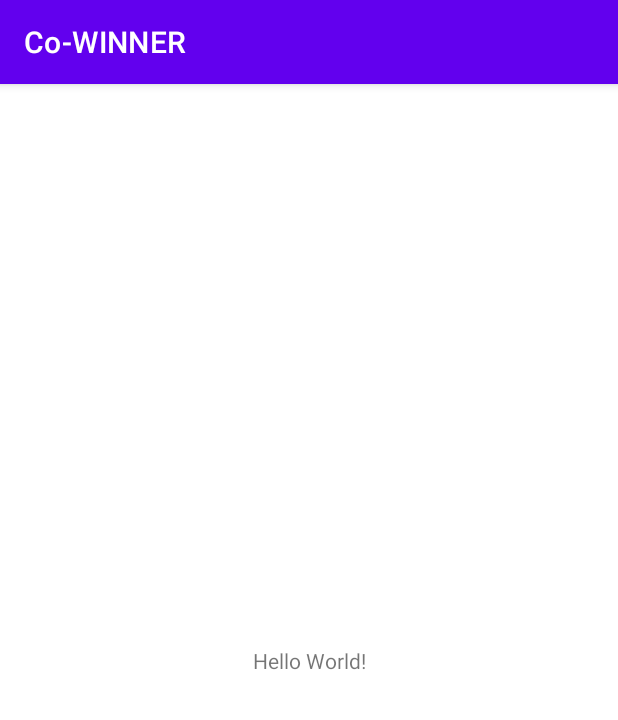
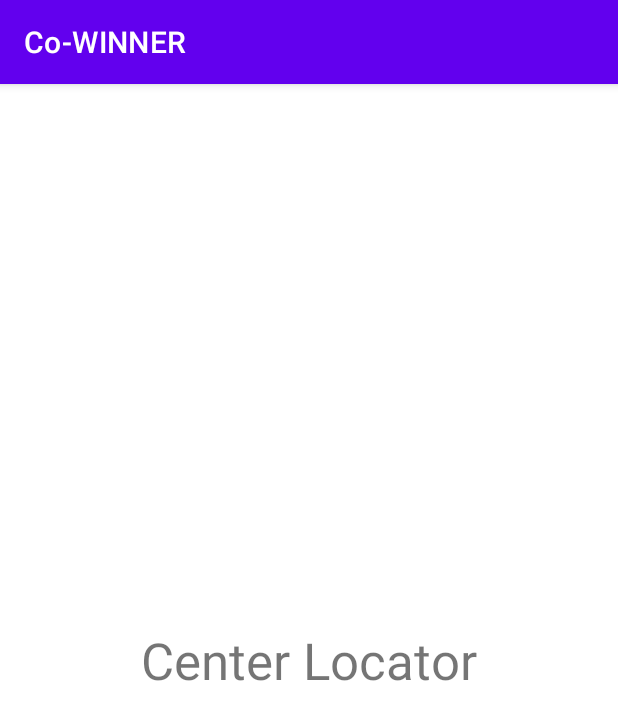
Before and after one commit to Nikhil-Gupta-ind/Co-WINNER, an Android app: the screen it shows after launch (MainActivity), on a phone screen of 412 x 824 dp. Shown: the top 720 px of the screen. Run offline under Robolectric (Android 15) with nearby library versions, the phone set to English and light mode, and no system bars.

Commit message:
Center Locator Activity

```diff
--- a/app/build.gradle
+++ b/app/build.gradle
@@ -21,6 +21,9 @@ android {
             proguardFiles getDefaultProguardFile('proguard-android-optimize.txt'), 'proguard-rules.pro'
         }
     }
+    buildFeatures{
+        viewBinding true
+    }
     compileOptions {
         sourceCompatibility JavaVersion.VERSION_1_8
         targetCompatibility JavaVersion.VERSION_1_8
--- a/app/src/main/java/com/NikhilGupta/co_winner/MainActivity.java
+++ b/app/src/main/java/com/NikhilGupta/co_winner/MainActivity.java
@@ -2,13 +2,33 @@ package com.NikhilGupta.co_winner;
 
 import androidx.appcompat.app.AppCompatActivity;
 
+import android.content.Intent;
 import android.os.Bundle;
+import android.view.View;
+
+import com.NikhilGupta.co_winner.databinding.ActivityMainBinding;
 
 public class MainActivity extends AppCompatActivity {
 
     @Override
+    public void onBackPressed() {
+        finishAffinity();
+    }
+
+    ActivityMainBinding binding;
+    @Override
     protected void onCreate(Bundle savedInstanceState) {
         super.onCreate(savedInstanceState);
         setContentView(R.layout.activity_main);
+
+        binding = ActivityMainBinding.inflate(getLayoutInflater());
+        setContentView(binding.getRoot());
+
+        binding.textViewLoc.setOnClickListener(new View.OnClickListener() {
+            @Override
+            public void onClick(View v) {
+                startActivity(new Intent(MainActivity.this, CenterLocator.class));
+            }
+        });
     }
 }
--- a/app/src/main/res/layout/activity_main.xml
+++ b/app/src/main/res/layout/activity_main.xml
@@ -2,14 +2,17 @@
 <androidx.constraintlayout.widget.ConstraintLayout xmlns:android="http://schemas.android.com/apk/res/android"
     xmlns:app="http://schemas.android.com/apk/res-auto"
     xmlns:tools="http://schemas.android.com/tools"
+    android:id="@+id/textView"
     android:layout_width="match_parent"
     android:layout_height="match_parent"
     tools:context=".MainActivity">
 
     <TextView
+        android:id="@+id/textViewLoc"
         android:layout_width="wrap_content"
         android:layout_height="wrap_content"
-        android:text="Hello World!"
+        android:text="@string/center_locator"
+        android:textSize="34sp"
         app:layout_constraintBottom_toBottomOf="parent"
         app:layout_constraintLeft_toLeftOf="parent"
         app:layout_constraintRight_toRightOf="parent"
--- a/app/src/main/res/values/strings.xml
+++ b/app/src/main/res/values/strings.xml
@@ -1,3 +1,4 @@
 <resources>
     <string name="app_name">Co-WINNER</string>
+    <string name="center_locator">Center Locator</string>
 </resources>
```
Also changed, not shown: app/src/main/AndroidManifest.xml (+10 -3 lines), app/src/main/java/com/NikhilGupta/co_winner/CenterLocator.java (added, +15 -0 lines), app/src/main/res/layout/activity_center_locator.xml (added, +9 -0 lines).
